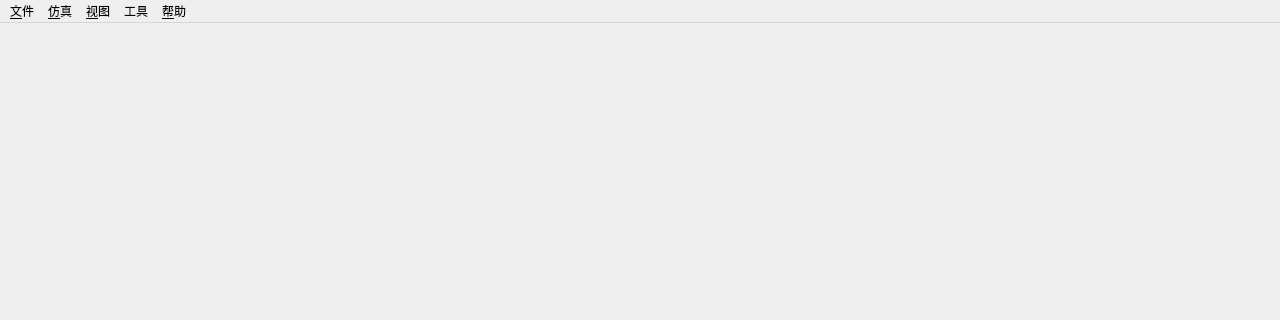
Old version of the form src/yuzu/main.ui in the repository formylover/yuzu-early-access; both pictures show x 0 to 1280 and y 0 to 320 of the 1280 by 720 pixel window.
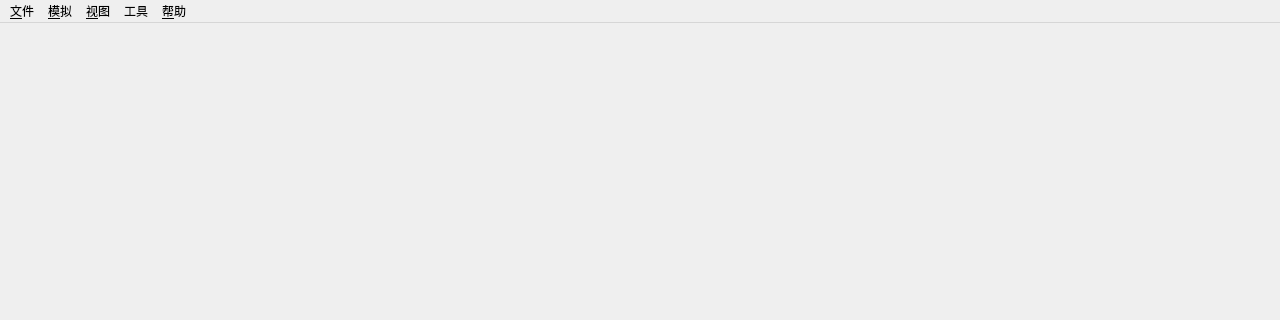
New version of the form. Icons and pictures are not drawn.

Diff of the .ui file:
```diff
--- a/src/yuzu/main.ui
+++ b/src/yuzu/main.ui
@@ -73,7 +73,7 @@
    </widget>
    <widget class="QMenu" name="menu_Emulation">
     <property name="title">
-     <string>&amp;仿真</string>
+     <string>&amp;模拟</string>
     </property>
     <addaction name="action_Start"/>
     <addaction name="action_Pause"/>
```
Left out of the diff: 6 changed lines with no effect on the pictures.
